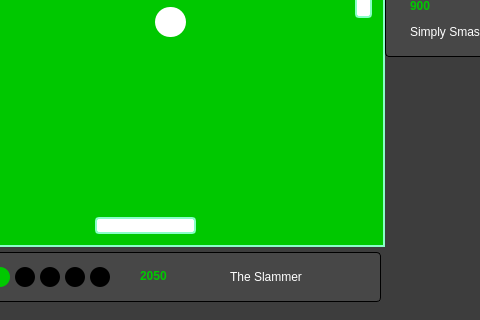
Qt form all-4-pong/ingame.ui (twetm967/all-4-pong) before a commit; both pictures show x 325 to 805 and y 313 to 633 of the 1125 by 633 pixel window.
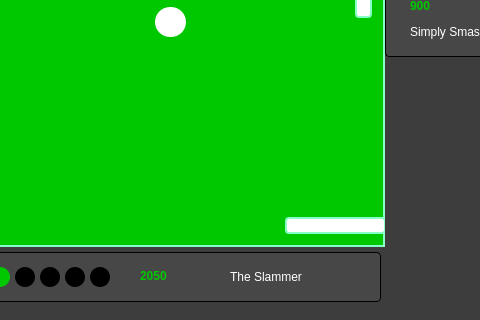
The same form after that commit.

The edit to the form file:
```diff
--- a/all-4-pong/ingame.ui
+++ b/all-4-pong/ingame.ui
@@ -499,7 +499,7 @@
    <widget class="QLabel" name="lblPaddleBottom">
     <property name="geometry">
      <rect>
-      <x>160</x>
+      <x>350</x>
       <y>420</y>
       <width>101</width>
       <height>17</height>
```
